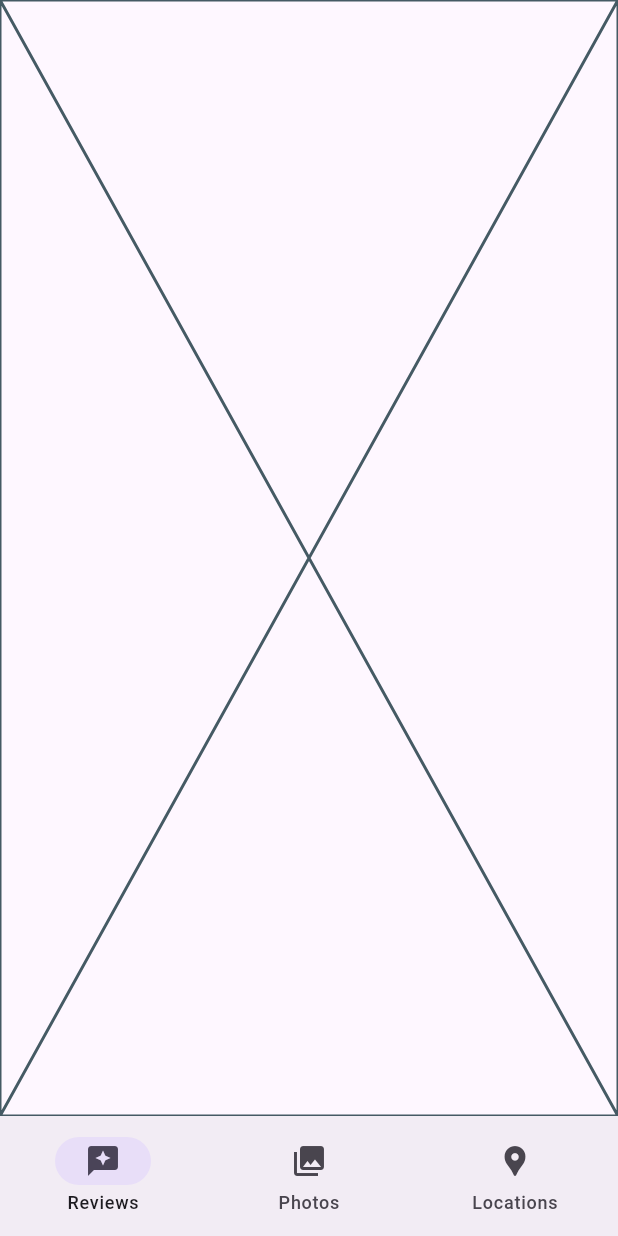
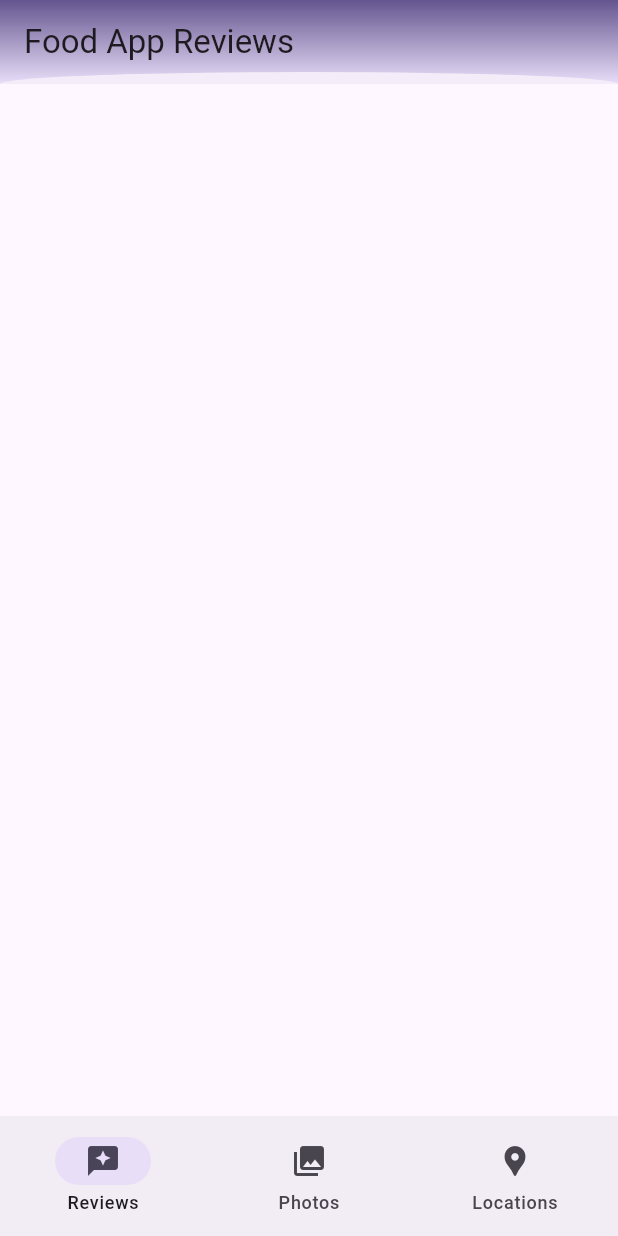
Before and after one commit to YahyalBarmaki/food_app, a Flutter app: the screen it shows after launch, on a phone screen of 412 x 824 dp. Run offline on Flutter 3.47's test engine with Material 3 defaults, Android fonts, the phone set to English and light mode, and no system bars.

Commit message:
Added the AppBar to the Review List page implemented with a CustomerClipper

```diff
--- a/lib/page/review_list/review_list.dart
+++ b/lib/page/review_list/review_list.dart
@@ -1,7 +1,12 @@
 import 'package:flutter/material.dart';
+
+import '../../helper/clippers.dart';
+
 class ReviewList extends StatefulWidget {
   const ReviewList({super.key});
+
   static const route = "/review-list";
+
   @override
   State<ReviewList> createState() => _ReviewListState();
 }
@@ -9,6 +14,23 @@
 class _ReviewListState extends State<ReviewList> {
   @override
   Widget build(BuildContext context) {
-    return const Placeholder();
+    return Scaffold(
+      appBar: AppBar(
+        title: const Text("Food App Reviews"),
+        backgroundColor: Colors.transparent,
+        elevation: 2.0,
+        flexibleSpace: ClipPath(
+          clipper: OverClipperUpper(),
+          child: Container(
+            decoration: BoxDecoration(
+                gradient: LinearGradient(colors: [
+              Theme.of(context).colorScheme.primary,
+              Theme.of(context).colorScheme.secondaryContainer,
+            ], begin: Alignment.topCenter, end: Alignment.bottomCenter)),
+          ),
+        ),
+      ),
+      extendBodyBehindAppBar: true,
+    );
   }
 }
```
